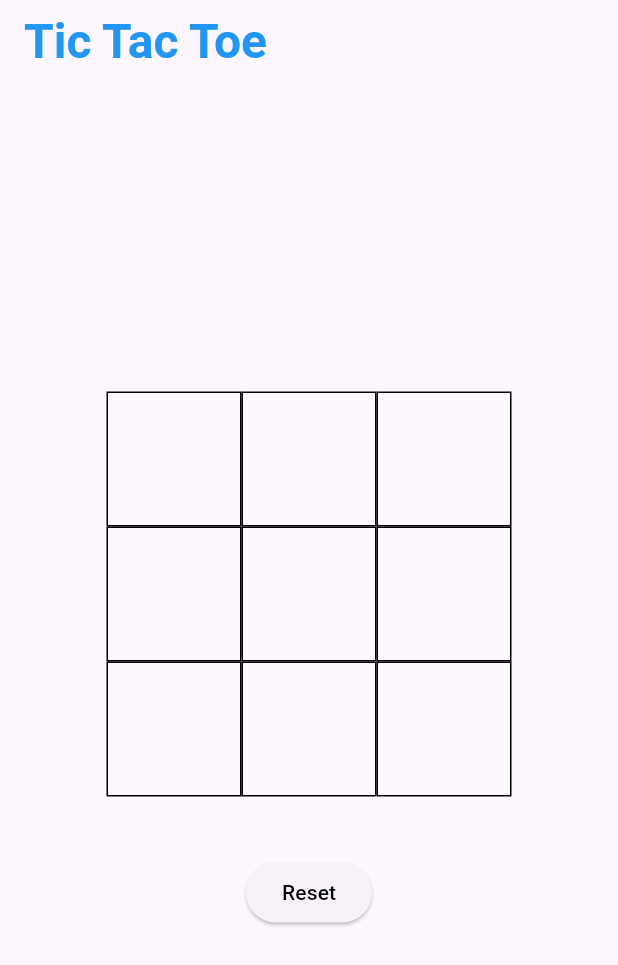
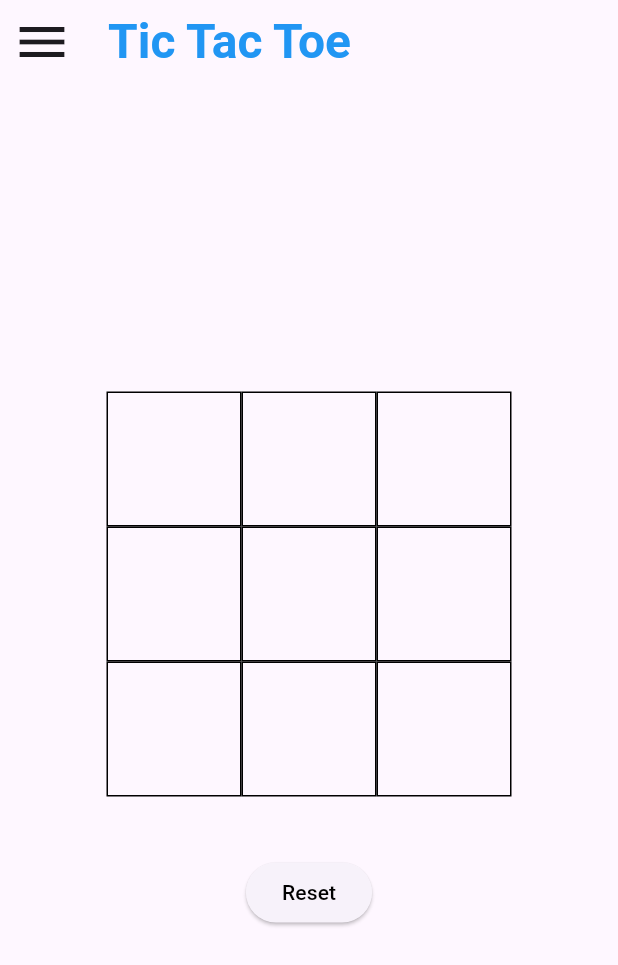
Before and after one commit to JashanKishore/tic-tac-toe, a Flutter app: the screen it shows after launch, on a phone screen of 412 x 824 dp. Shown: the top 965 px of the screen. Run offline on Flutter 3.47's test engine with Material 3 defaults, Android fonts, the phone set to English and light mode, and no system bars.

Commit message:
Added hamburger menu with animations and two options.

```diff
--- a/lib/main.dart
+++ b/lib/main.dart
@@ -23,12 +23,14 @@ class TicTacToe extends StatefulWidget {
 
 class _TicTacToeState extends State<TicTacToe> {
   List<List<String>> _board = List.generate(3, (index) => List.filled(3, ''));
-
   bool isAiTurn = false;
+  // Define a GlobalKey for the Scaffold to open/close the drawer programmatically
+  final GlobalKey<ScaffoldState> _scaffoldKey = GlobalKey<ScaffoldState>();
 
   @override
   Widget build(BuildContext context) {
     return Scaffold(
+      key: _scaffoldKey, // Assign the GlobalKey to the Scaffold
       appBar: AppBar(
         title: Text(
           'Tic Tac Toe',
@@ -37,6 +39,15 @@ class _TicTacToeState extends State<TicTacToe> {
             fontWeight: FontWeight.bold,
             color: Colors.blue,
           ),
+        ),
+        leading: IconButton(
+          icon: Icon(Icons.menu, // Use the menu icon for the hamburger menu
+          size: 40,
+          ),
+          onPressed: () {
+            // Open/close the drawer when the menu icon is pressed
+            _scaffoldKey.currentState?.openDrawer();
+          },
         ),
       ),
       body: Center(
@@ -82,8 +93,33 @@ class _TicTacToeState extends State<TicTacToe> {
           ],
         ),
       ),
+      drawer: Drawer(
+        child: ListView(
+          children: [
+            // Customize your drawer content here
+            ListTile(
+              title: Text('Match history'),
+              onTap: () {
+                // Handle the onTap action for this menu item
+                // For example, close the drawer and perform an action
+                _scaffoldKey.currentState?.openEndDrawer();
+                // Your action here...
+              },
+            ),
+            ListTile(
+              title: Text('Menu Item 2'),
+              onTap: () {
+                _scaffoldKey.currentState?.openEndDrawer();
+                // Your action here...
+              },
+            ),
+            // Add more ListTile widgets as needed
+          ],
+        ),
+      ),
     );
   }
+
 
   void _onTileTapped(int i, int j) {
     if (!isAiTurn && _board[i][j] == '') {
```
